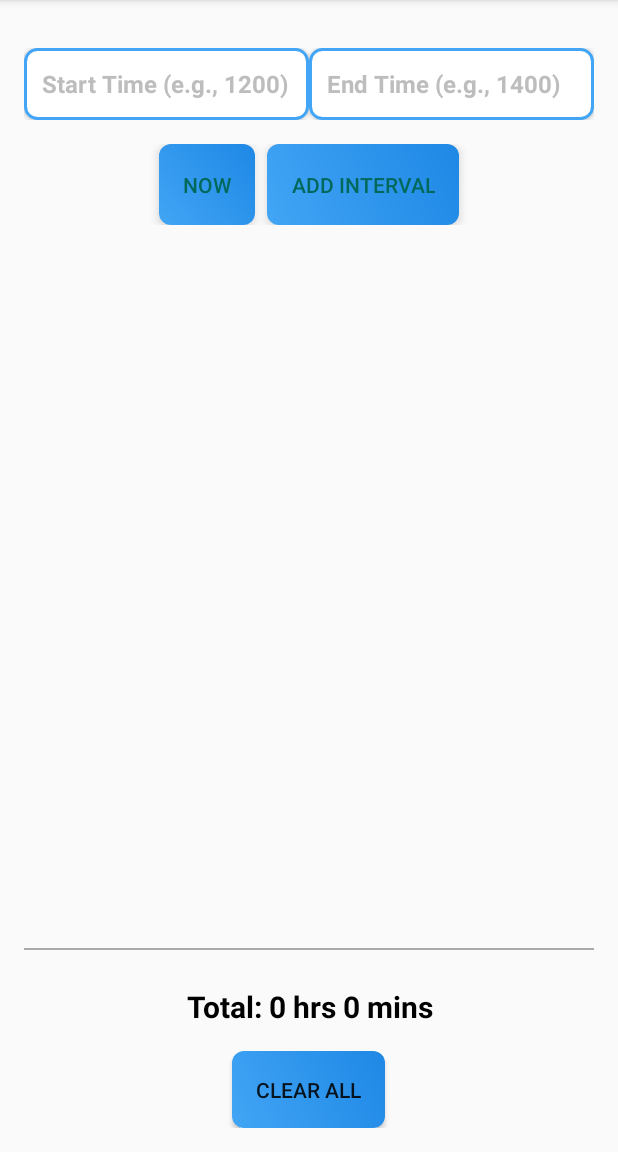
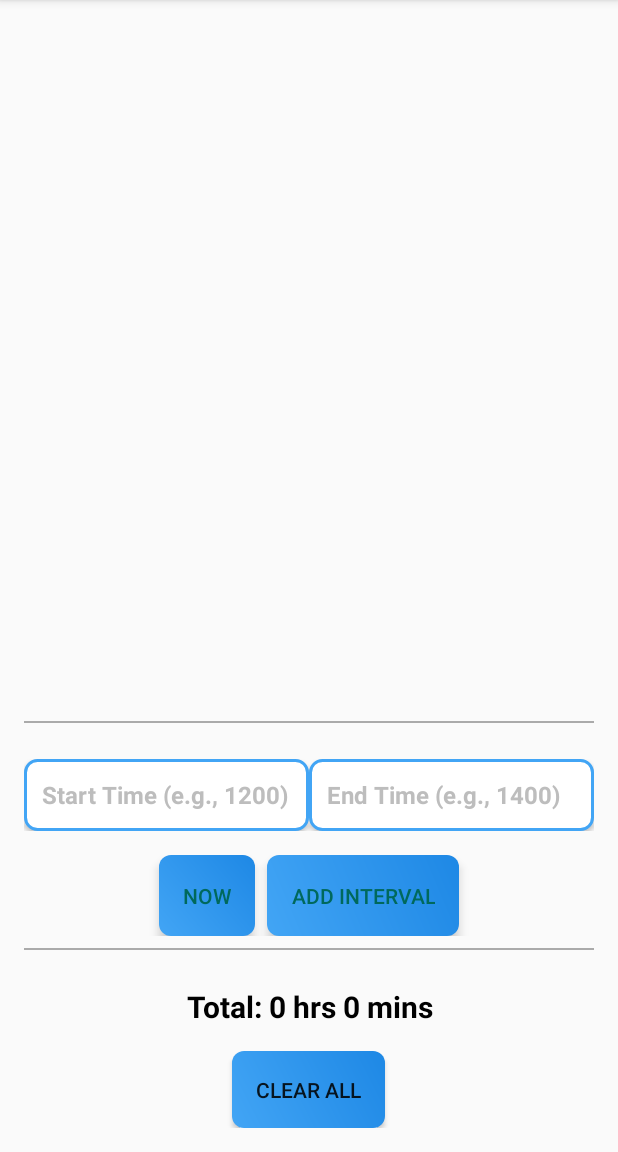
Before and after one commit to ConnorY97/TimeCalculator, an Android app built with Jetpack Compose: the MainActivity screen opened directly, with no data from a screen before it, on a phone screen of 412 x 824 dp, the part 84-1236 px from its top. Run offline under Robolectric (Android 15) with nearby library versions, the phone set to English and light mode, and no system bars.

Commit message:
Moved the text input for intervals to the bottom of the screen to improve UX

```diff
--- a/app/src/main/res/layout/activity_main.xml
+++ b/app/src/main/res/layout/activity_main.xml
@@ -8,6 +8,20 @@
     android:gravity="center"
     android:padding="16dp"
     tools:context="com.example.timecalculator.HomeActivity">
+
+    <androidx.recyclerview.widget.RecyclerView
+        android:id="@+id/intervalsRecyclerView"
+        android:layout_width="match_parent"
+        android:layout_height="0dp"
+        android:layout_weight="1"
+        android:layout_marginTop="16dp" />
+
+    <View
+        android:layout_width="match_parent"
+        android:layout_height="1dp"
+        android:background="@android:color/darker_gray"
+        android:layout_marginTop="8dp"
+        android:layout_marginBottom="8dp" />
 
     <LinearLayout
         android:layout_width="380dp"
@@ -51,8 +65,6 @@
             android:drawablePadding="8dp" />
     </LinearLayout>
 
-
-
     <LinearLayout
         style="?android:attr/buttonBarStyle"
         android:layout_width="match_parent"
@@ -85,14 +97,6 @@
             android:elevation="4dp" />
     </LinearLayout>
 
-
-    <androidx.recyclerview.widget.RecyclerView
-        android:id="@+id/intervalsRecyclerView"
-        android:layout_width="match_parent"
-        android:layout_height="0dp"
-        android:layout_weight="1"
-        android:layout_marginTop="16dp" />
-
     <View
         android:layout_width="match_parent"
         android:layout_height="1dp"
```
Also changed, not shown: 1 other file.
